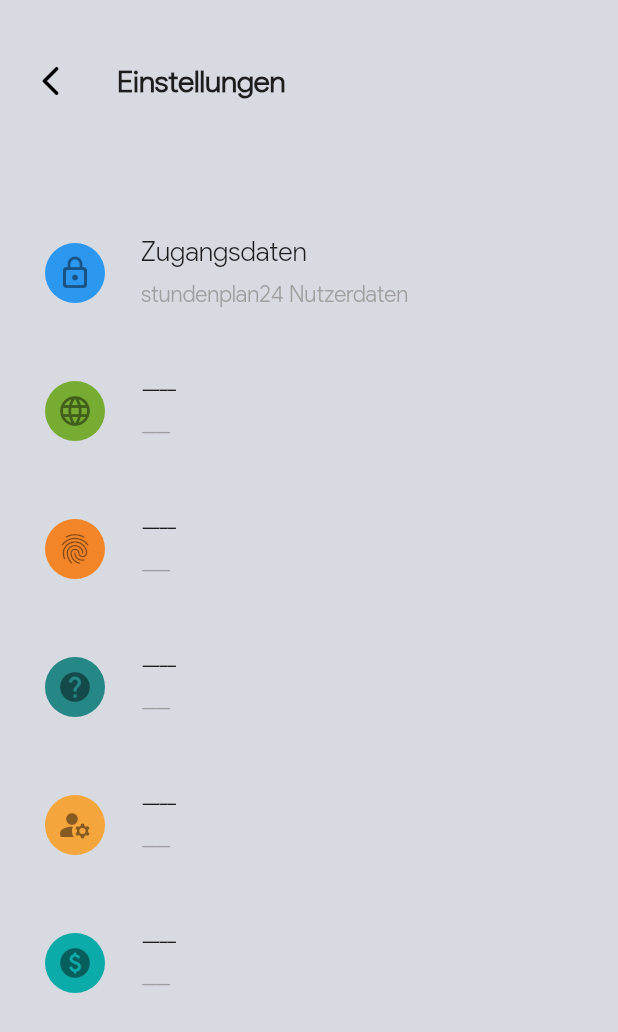
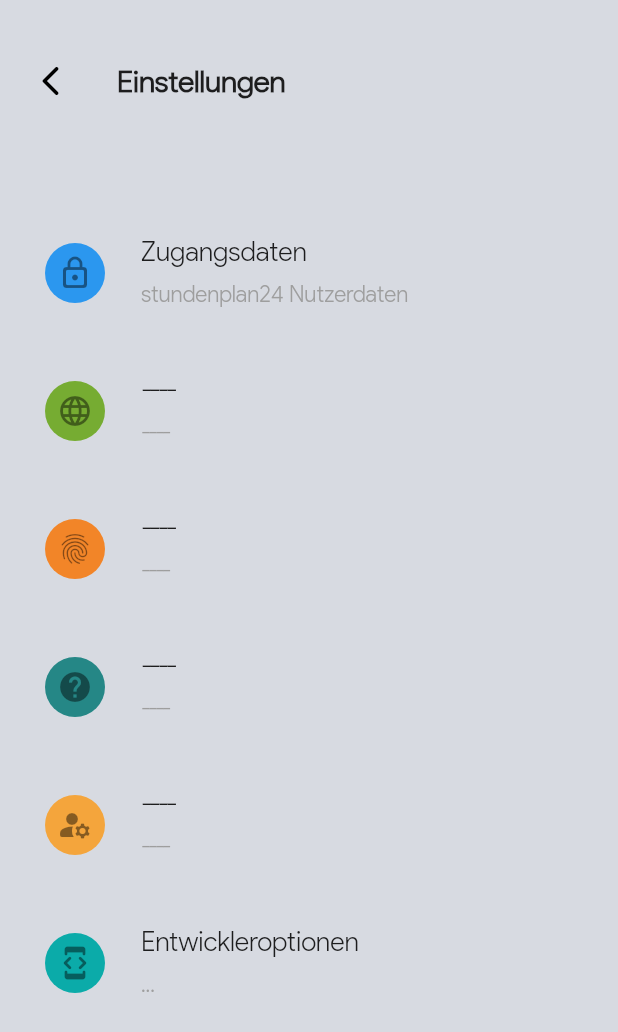
Before and after one commit to badbryany/expandiware, a Flutter app: the Settings widget shown alone on an empty page, opened directly, on a phone screen of 412 x 824 dp. Shown: the top 1032 px of the screen. Run offline on Flutter 3.47's test engine with Material 2 defaults, Android fonts, the phone set to English and light mode, and no system bars; our stand-ins replace device_info, flutter_svg, page_transition, pretty_qr_code, shared_preferences; missing offline and left inert: flutter_barcode_scanner, http_auth, qr, xml2json; accounts and stored records are empty; network calls fail.

Commit message:
added Developer options

```diff
--- a/lib/pages/dashboard/Settings.dart
+++ b/lib/pages/dashboard/Settings.dart
@@ -4,6 +4,7 @@ import 'package:page_transition/page_transition.dart';
 import '../../models/ListItem.dart';
 
 import 'settings/VPlanLogin.dart';
+import 'settings/DeveloperOptions.dart';
 
 class Settings extends StatelessWidget {
   List<String> colors = [
@@ -54,10 +55,10 @@ class Settings extends StatelessWidget {
     },
     {
       'colorIndex': 5,
-      'title': '----',
-      'icon': Icons.paid_rounded,
-      'subtitle': '----',
-      'link': SizedBox(),
+      'title': 'Entwickleroptionen',
+      'icon': Icons.developer_mode_rounded,
+      'subtitle': '...',
+      'link': DeveloperOptions(),
     },
   ];
 
```
Also changed, not shown: lib/pages/dashboard/settings/DeveloperOptions.dart (added, +95 -0 lines).
